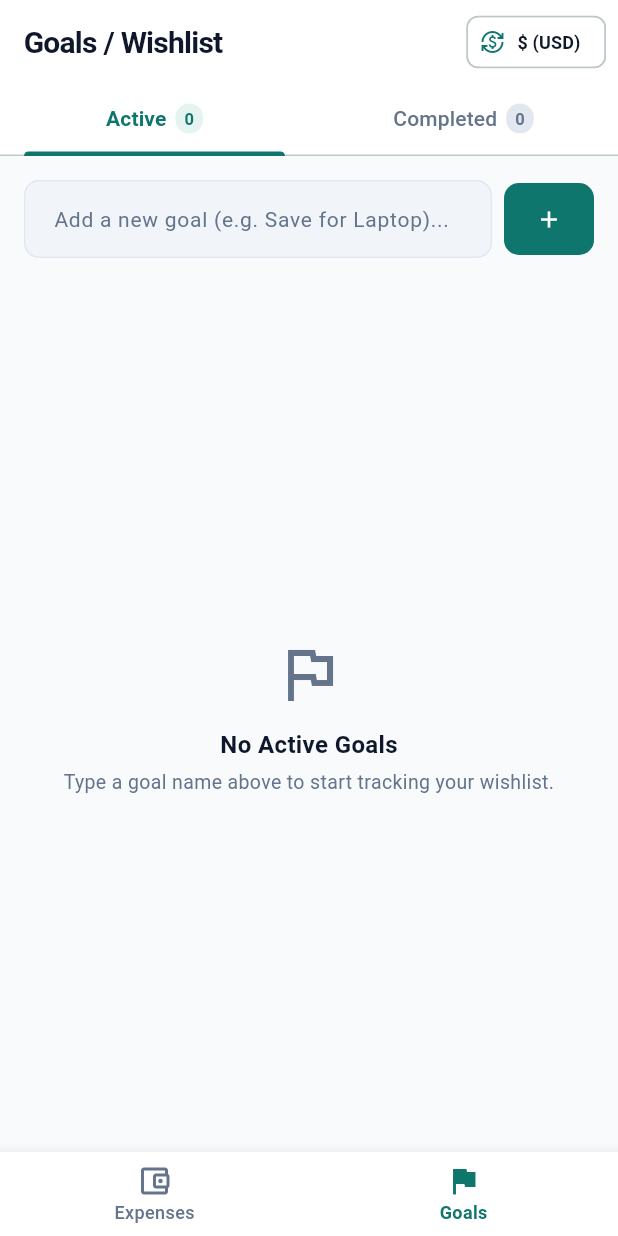
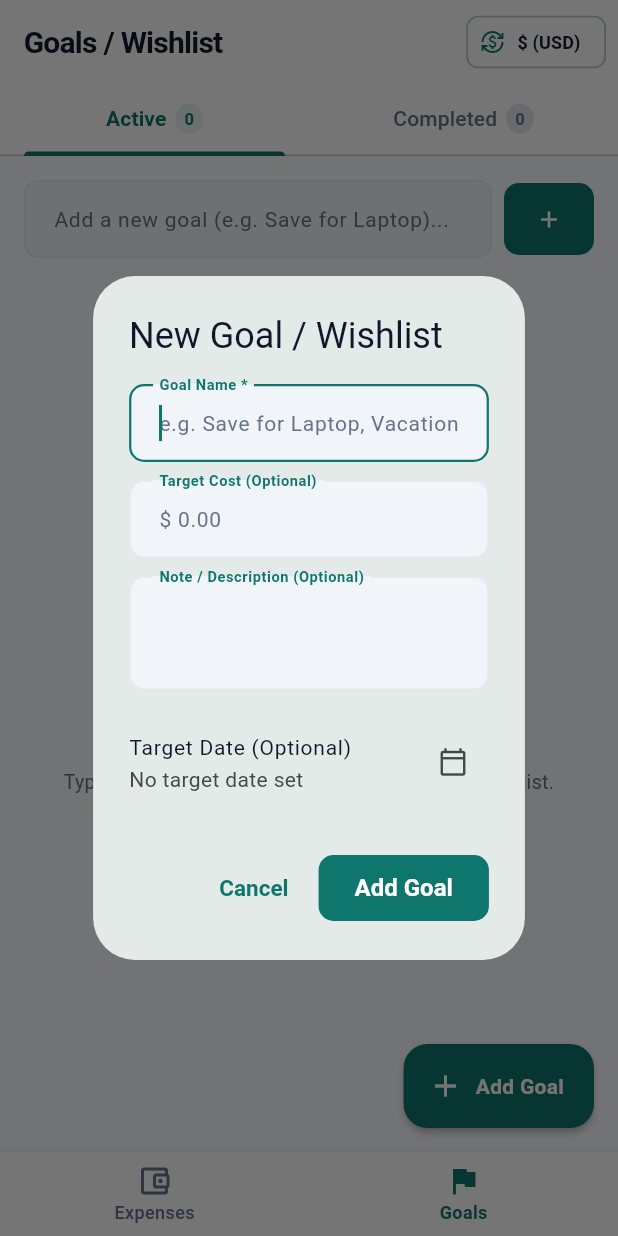
Before and after one commit to khademul-menaliam/expence_calculate_mobile_app, a Flutter app: the screen it shows after launch, item 2 of the bottom bar chosen, after a tap on the "add" icon, on a phone screen of 412 x 824 dp. Run offline on Flutter 3.47's test engine with Material 3 defaults, Android fonts, the phone set to English and light mode, and no system bars; our stand-ins replace drift, flutter_riverpod, shared_preferences; accounts and stored records are empty; generated files the repository leaves out were written again.

Commit message:
feat: add expense home, preset management, and goal tracking screens and dialogs

```diff
--- a/lib/screens/expenses/expense_home_screen.dart
+++ b/lib/screens/expenses/expense_home_screen.dart
@@ -283,6 +283,8 @@ class ExpenseHomeScreen extends ConsumerWidget {
                                   onDismissed: (_) {
                                     _deleteExpenseWithUndo(context, ref, expense);
                                   },
+                                  child: Material(
+                                    color: Colors.transparent,
                                     child: ListTile(
                                       contentPadding:
                                           const EdgeInsets.symmetric(horizontal: 16, vertical: 4),
@@ -334,6 +336,7 @@ class ExpenseHomeScreen extends ConsumerWidget {
                                         color: isExpense
                                             ? AppTheme.textPrimary
                                             : AppTheme.incomeColor,
+                                      ),
                                     ),
                                   ),
                                 ),
--- a/lib/screens/expenses/preset_management_dialog.dart
+++ b/lib/screens/expenses/preset_management_dialog.dart
@@ -61,6 +61,8 @@ class PresetManagementScreen extends ConsumerWidget {
             itemBuilder: (context, index) {
               final preset = presets[index];
               return Card(
+                child: Material(
+                  color: Colors.transparent,
                   child: ListTile(
                     contentPadding: const EdgeInsets.symmetric(horizontal: 16, vertical: 4),
                     title: Row(
@@ -139,6 +141,7 @@ class PresetManagementScreen extends ConsumerWidget {
                           },
                         ),
                       ],
+                    ),
                   ),
                 ),
               );
--- /dev/null
+++ b/lib/screens/goals/add_goal_dialog.dart
@@ -0,0 +1,167 @@
+import 'package:flutter/material.dart';
+import 'package:flutter_riverpod/flutter_riverpod.dart';
+import 'package:intl/intl.dart';
+import '../../providers/currency_provider.dart';
+import '../../providers/goal_provider.dart';
+
+class AddGoalDialog extends ConsumerStatefulWidget {
+  final String? initialName;
+
+  const AddGoalDialog({super.key, this.initialName});
+
+  static Future<void> show(BuildContext context, {String? initialName}) {
+    return showDialog(
+      context: context,
+      builder: (_) => AddGoalDialog(initialName: initialName),
+    );
+  }
+
+  @override
+  ConsumerState<AddGoalDialog> createState() => _AddGoalDialogState();
+}
+
+class _AddGoalDialogState extends ConsumerState<AddGoalDialog> {
+  late TextEditingController _nameController;
+  late TextEditingController _costController;
+  late TextEditingController _noteController;
+  DateTime? _targetDate;
+  final _formKey = GlobalKey<FormState>();
+
+  @override
+  void initState() {
+    super.initState();
+    _nameController = TextEditingController(text: widget.initialName ?? '');
+    _costController = TextEditingController();
+    _noteController = TextEditingController();
+  }
+
+  @override
+  void dispose() {
+    _nameController.dispose();
+    _costController.dispose();
+    _noteController.dispose();
+    super.dispose();
+  }
+
+  @override
+  Widget build(BuildContext context) {
+    final currencySymbol = ref.watch(currencyProvider).symbol;
+
+    return AlertDialog(
+      title: const Text('New Goal / Wishlist'),
+      content: SingleChildScrollView(
+        child: Form(
+          key: _formKey,
+          child: Column(
+            mainAxisSize: MainAxisSize.min,
+            children: [
+              TextFormField(
+                controller: _nameController,
+                autofocus: widget.initialName == null || widget.initialName!.isEmpty,
+                decoration: const InputDecoration(
+                  labelText: 'Goal Name *',
+                  hintText: 'e.g. Save for Laptop, Vacation',
+                ),
+                validator: (v) => (v == null || v.trim().isEmpty) ? 'Enter a goal name' : null,
+              ),
+              const SizedBox(height: 12),
+              TextFormField(
+                controller: _costController,
+                keyboardType: const TextInputType.numberWithOptions(decimal: true),
+                decoration: InputDecoration(
+                  labelText: 'Target Cost (Optional)',
+                  prefixText: '$currencySymbol ',
+                  hintText: '0.00',
+                ),
+                validator: (v) {
+                  if (v == null || v.trim().isEmpty) return null;
+                  final p = double.tryParse(v.trim());
+                  if (p == null || p < 0) return 'Enter valid target cost';
+                  return null;
+                },
+              ),
+              const SizedBox(height: 12),
+              TextFormField(
+                controller: _noteController,
+                maxLines: 2,
+                decoration: const InputDecoration(
+                  labelText: 'Note / Description (Optional)',
+                ),
+              ),
+              const SizedBox(height: 12),
+              ListTile(
+                contentPadding: EdgeInsets.zero,
+                title: const Text('Target Date (Optional)', style: TextStyle(fontSize: 14)),
+                subtitle: Text(
+                  _targetDate != null
+                      ? DateFormat('yyyy-MM-dd').format(_targetDate!)
+                      : 'No target date set',
+                ),
+                trailing: Row(
+                  mainAxisSize: MainAxisSize.min,
+                  children: [
+                    if (_targetDate != null)
+                      IconButton(
+                        icon: const Icon(Icons.clear, size: 20),
+                        onPressed: () => setState(() => _targetDate = null),
+                      ),
+                    IconButton(
+                      icon: const Icon(Icons.calendar_today_outlined, size: 20),
+                      onPressed: () async {
+                        final picked = await showDatePicker(
+                          context: context,
+                          initialDate: _targetDate ?? DateTime.now().add(const Duration(days: 30)),
+                          firstDate: DateTime.now(),
+                          lastDate: DateTime.now().add(const Duration(days: 3650)),
+                        );
+                        if (picked != null) {
+                          setState(() => _targetDate = picked);
+                        }
+                      },
+                    ),
+                  ],
+                ),
+              ),
+            ],
+          ),
+        ),
+      ),
+      actions: [
+        TextButton(
+          onPressed: () => Navigator.of(context).pop(),
+          child: const Text('Cancel'),
+        ),
+        ElevatedButton(
+          style: ElevatedButton.styleFrom(minimumSize: const Size(80, 44)),
+          onPressed: () async {
+            if (_formKey.currentState!.validate()) {
+              final navigator = Navigator.of(context);
+              final messenger = ScaffoldMessenger.of(context);
+              final name = _nameController.text.trim();
+              final costText = _costController.text.trim();
+              final noteText = _noteController.text.trim();
+
+              await ref.read(goalRepositoryProvider).addGoal(
+                    name: name,
+                    targetCost: costText.isNotEmpty ? double.parse(costText) : null,
+                    note: noteText.isNotEmpty ? noteText : null,
+                    targetDate: _targetDate,
+                  );
+
+              if (mounted) {
+                navigator.pop();
+                messenger.showSnackBar(
+                  SnackBar(
+                    content: Text('Added goal "$name"'),
+                    duration: const Duration(seconds: 2),
+                  ),
+                );
+              }
+            }
+          },
+          child: const Text('Add Goal'),
+        ),
+      ],
+    );
+  }
+}
--- a/lib/screens/goals/goals_home_screen.dart
+++ b/lib/screens/goals/goals_home_screen.dart
@@ -6,6 +6,7 @@ import '../../providers/currency_provider.dart';
 import '../../providers/goal_provider.dart';
 import '../../theme/app_theme.dart';
 import '../../widgets/currency_selector_dialog.dart';
+import 'add_goal_dialog.dart';
 import 'edit_goal_dialog.dart';
 
 class GoalsHomeScreen extends ConsumerStatefulWidget {
@@ -35,10 +36,22 @@ class _GoalsHomeScreenState extends ConsumerState<GoalsHomeScreen>
 
   Future<void> _addQuickGoal() async {
     final name = _quickGoalController.text.trim();
-    if (name.isEmpty) return;
+    if (name.isEmpty) {
+      AddGoalDialog.show(context);
+      return;
+    }
 
+    FocusScope.of(context).unfocus();
+    _quickGoalController.clear();
     await ref.read(goalRepositoryProvider).addGoal(name: name);
-    _quickGoalController.clear();
+    if (mounted) {
+      ScaffoldMessenger.of(context).showSnackBar(
+        SnackBar(
+          content: Text('Added goal "$name"'),
+          duration: const Duration(seconds: 2),
+        ),
+      );
+    }
   }
 
   void _confirmDeleteGoal(BuildContext context, Goal goal) {
@@ -193,6 +206,11 @@ class _GoalsHomeScreenState extends ConsumerState<GoalsHomeScreen>
           ),
         ],
       ),
+      floatingActionButton: FloatingActionButton.extended(
+        onPressed: () => AddGoalDialog.show(context),
+        icon: const Icon(Icons.add),
+        label: const Text('Add Goal'),
+      ),
     );
   }
 }
@@ -263,6 +281,8 @@ class _GoalListTab extends ConsumerWidget {
             final goal = goals[index];
 
             return Card(
+              child: Material(
+                color: Colors.transparent,
                 child: ListTile(
                   contentPadding: const EdgeInsets.symmetric(horizontal: 12, vertical: 4),
                   leading: Checkbox(
@@ -332,6 +352,7 @@ class _GoalListTab extends ConsumerWidget {
                     ],
                   ),
                 ),
+              ),
             );
           },
         );
```
Lines whose indentation alone changed are shown as unchanged.
